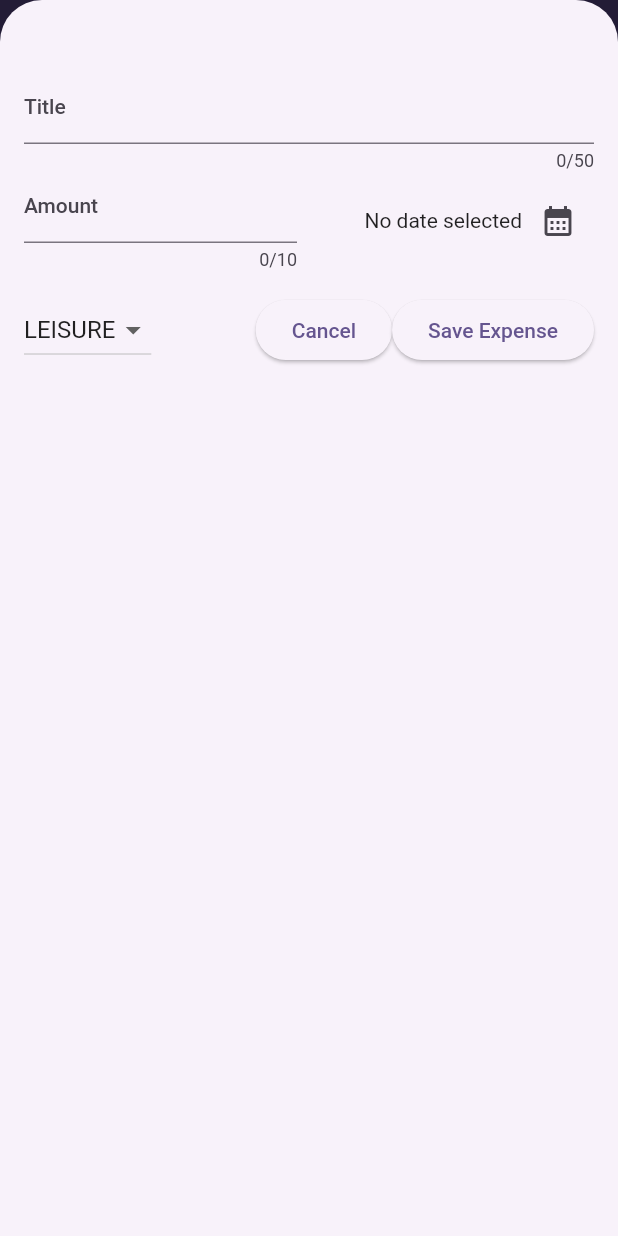
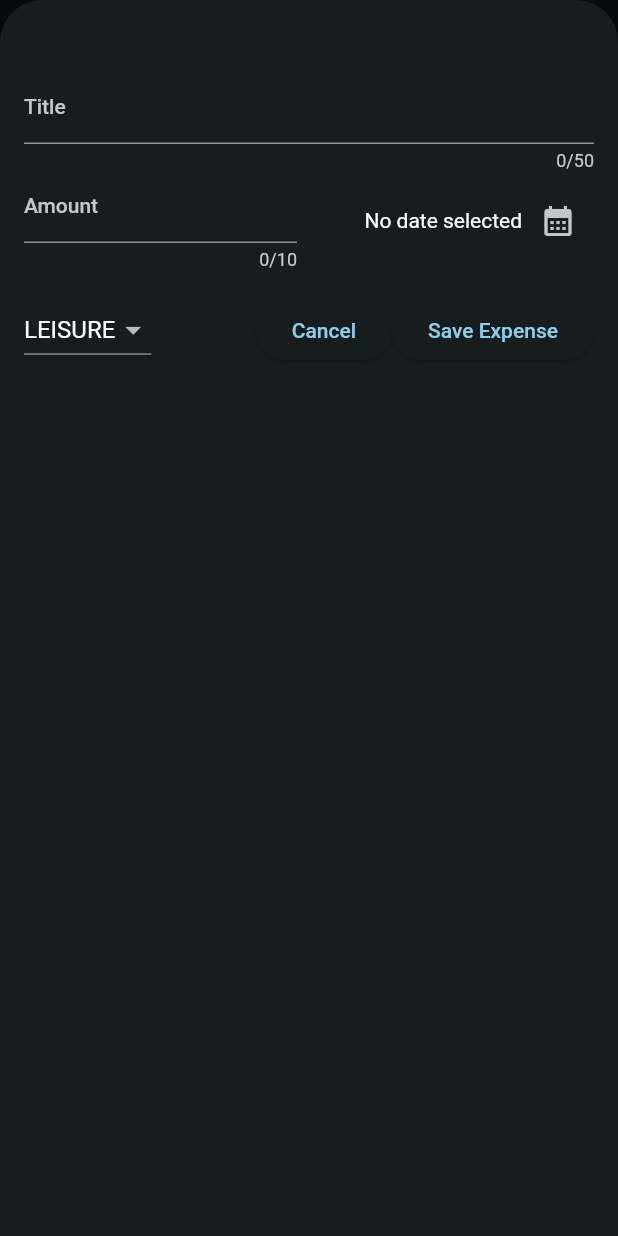
Before and after one commit to ko-he-i/expense_tracker, a Flutter app: the screen it shows after launch, after a tap on the "add" icon, on a phone screen of 412 x 824 dp. Run offline on Flutter 3.47's test engine with Material 2 defaults, Android fonts, the phone set to English and light mode, and no system bars.

Commit message:
color sheme

```diff
--- a/lib/main.dart
+++ b/lib/main.dart
@@ -5,16 +5,46 @@ var kColorScheme = ColorScheme.fromSeed(
   seedColor: const Color.fromARGB(255, 96, 59, 181),
 );
 
+var kDarkColorScheme = ColorScheme.fromSeed(
+  brightness: Brightness.dark,
+  seedColor: const Color.fromARGB(255, 5, 99, 125),
+);
+
 void main() {
   runApp(
     MaterialApp(
+      darkTheme: ThemeData.dark().copyWith(
+        useMaterial3: true,
+        colorScheme: kDarkColorScheme,
+      ),
       theme: ThemeData().copyWith(
-          useMaterial3: true,
-          colorScheme: kColorScheme,
-          appBarTheme: const AppBarTheme().copyWith(
-            backgroundColor: kColorScheme.onPrimaryContainer,
-            foregroundColor: kColorScheme.primaryContainer,
-          )),
+        useMaterial3: true,
+        colorScheme: kColorScheme,
+        appBarTheme: const AppBarTheme().copyWith(
+          backgroundColor: kColorScheme.onPrimaryContainer,
+          foregroundColor: kColorScheme.primaryContainer,
+        ),
+        cardTheme: const CardTheme().copyWith(
+          color: kColorScheme.secondaryContainer,
+          margin: const EdgeInsets.symmetric(
+            horizontal: 16,
+            vertical: 8,
+          ),
+        ),
+        elevatedButtonTheme: ElevatedButtonThemeData(
+          style: ElevatedButton.styleFrom(
+            backgroundColor: kColorScheme.primaryContainer,
+          ),
+        ),
+        textTheme: ThemeData().textTheme.copyWith(
+              titleLarge: TextStyle(
+                fontWeight: FontWeight.bold,
+                color: kColorScheme.onSecondaryContainer,
+                fontSize: 18,
+              ),
+            ),
+      ),
+      themeMode: ThemeMode.dark,
       home: const Expenses(),
     ),
   );
--- a/lib/widgets/expenses_list/expense_item.dart
+++ b/lib/widgets/expenses_list/expense_item.dart
@@ -18,8 +18,12 @@ class ExpenseItem extends StatelessWidget {
           vertical: 16,
         ),
         child: Column(
+          crossAxisAlignment: CrossAxisAlignment.start,
           children: [
-            Text(expense.title),
+            Text(
+              expense.title,
+              style: Theme.of(context).textTheme.titleLarge,
+            ),
             const SizedBox(height: 4),
             Row(
               children: [
--- a/lib/widgets/expenses_list/expenses_list.dart
+++ b/lib/widgets/expenses_list/expenses_list.dart
@@ -18,6 +18,10 @@ class ExpensesList extends StatelessWidget {
       itemCount: expenses.length,
       itemBuilder: (ctx, index) => Dismissible(
         key: ValueKey(expenses[index]),
+        background: Container(
+          color: Theme.of(context).colorScheme.error.withOpacity(0.5),
+          margin: Theme.of(context).cardTheme.margin,
+        ),
         onDismissed: (direction) {
           onRremoveExpense(expenses[index]);
         },
```
